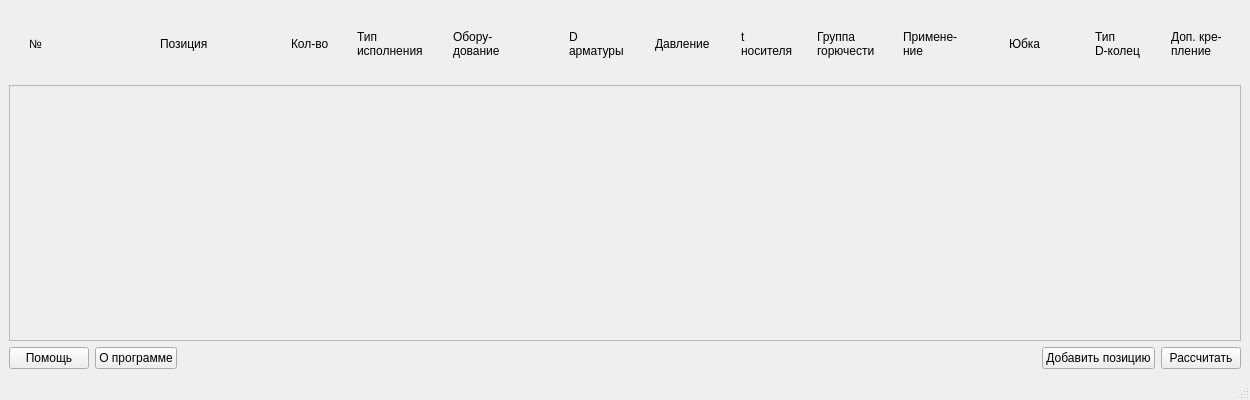
Above: mainwindow.ui from rbarlima/teplostroy before the change. Below: the same form after it.
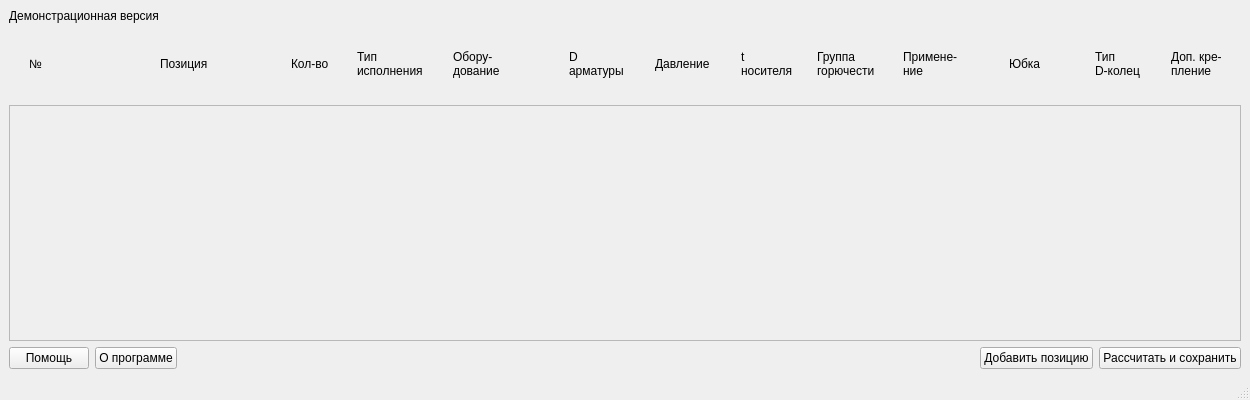
That is the form after the change.

Commit message: xlsx document is done

The edit to the form file:
```diff
--- a/mainwindow.ui
+++ b/mainwindow.ui
@@ -21,6 +21,13 @@
   </property>
   <widget class="QWidget" name="centralwidget">
    <layout class="QVBoxLayout" name="verticalLayout_2">
+    <item>
+     <widget class="QLabel" name="label">
+      <property name="text">
+       <string>Демонстрационная версия</string>
+      </property>
+     </widget>
+    </item>
     <item>
      <layout class="QHBoxLayout" name="horizontalLayout_2">
       <property name="leftMargin">
@@ -270,7 +277,7 @@
          <x>0</x>
          <y>0</y>
          <width>1230</width>
-         <height>225</height>
+         <height>202</height>
         </rect>
        </property>
        <layout class="QGridLayout" name="gridLayout">
@@ -326,7 +333,7 @@
       <item>
        <widget class="QPushButton" name="calculateButton">
         <property name="text">
-         <string>Рассчитать</string>
+         <string>Рассчитать и сохранить</string>
         </property>
        </widget>
       </item>
```
The commit also changes 2 other files.
